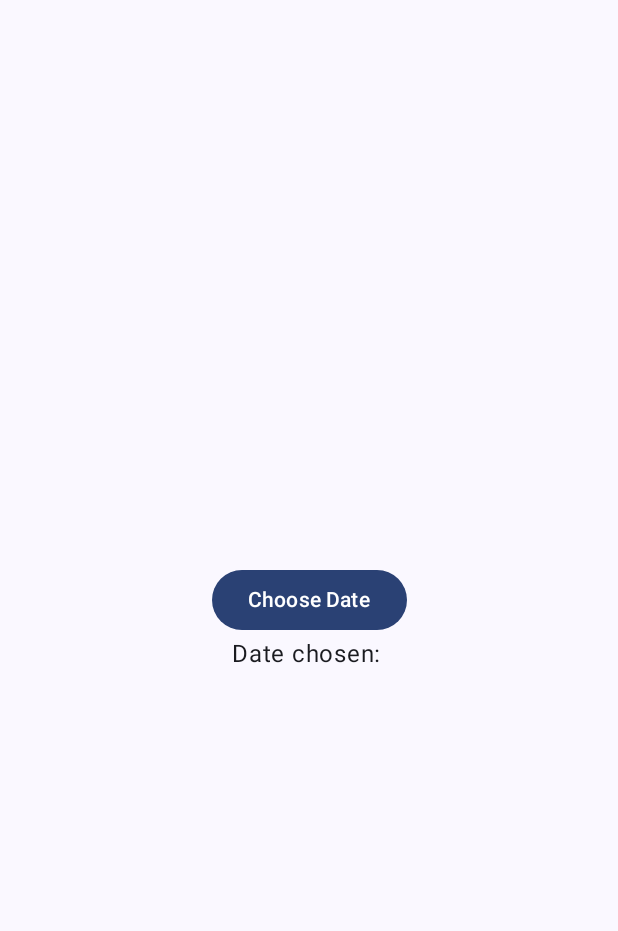
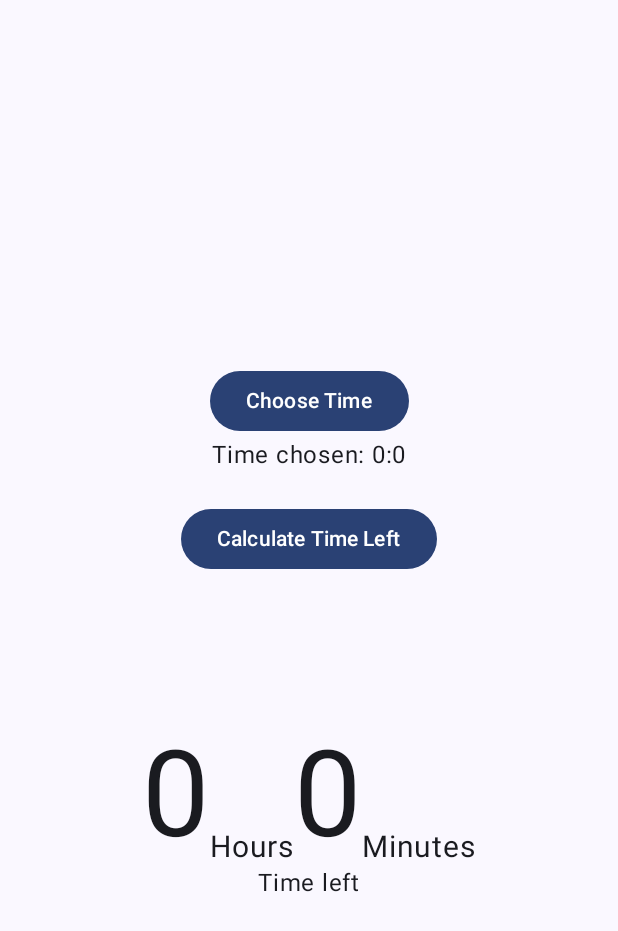
Before and after one commit to KaiDevrim/countdown, an Android app built with Jetpack Compose: the screen it shows after launch (MainActivity), on a phone screen of 412 x 824 dp. Shown: the top 931 px of the screen. Run offline under Robolectric (Android 15) with nearby library versions, the phone set to English and light mode, and no system bars.

Commit message:
Finish time tracking part

```diff
--- a/app/src/main/java/tech/kaidevrim/countdown/MainActivity.kt
+++ b/app/src/main/java/tech/kaidevrim/countdown/MainActivity.kt
@@ -1,8 +1,7 @@
 package tech.kaidevrim.countdown
 
-import android.app.DatePickerDialog
+import android.app.TimePickerDialog
 import android.os.Bundle
-import android.widget.DatePicker
 import androidx.activity.ComponentActivity
 import androidx.activity.compose.setContent
 import androidx.compose.foundation.layout.Arrangement
@@ -28,8 +27,7 @@ import androidx.compose.ui.tooling.preview.Preview
 import androidx.compose.ui.unit.dp
 import androidx.compose.ui.unit.sp
 import tech.kaidevrim.countdown.ui.theme.CountdownTheme
-import java.time.LocalDate
-import java.time.temporal.ChronoUnit
+import java.time.LocalTime
 import java.util.Calendar
 
 
@@ -50,33 +48,32 @@ class MainActivity : ComponentActivity() {
     }
 }
 
-var daysDiff: Int = 0
-
 @Composable
 fun MainMenu() {
-    val formattedDateState = remember { mutableStateOf("") }
-    val daysLeft = remember { mutableStateOf("") }
-    val incorrectDate = remember {mutableStateOf(false)}
-    if (incorrectDate.value) {
-        SimpleAlertDialog(incorrectDate)
+    val timeState = remember { mutableStateOf(IntArray(2)) }
+    val timeDiff = remember { mutableStateOf(IntArray(2)) }
+    val incorrectTime = remember { mutableStateOf(false) }
+    if (incorrectTime.value) {
+        SimpleAlertDialog(incorrectTime)
     }
     Column(
         horizontalAlignment = Alignment.CenterHorizontally,
         verticalArrangement = Arrangement.Center
     ) {
         Row(horizontalArrangement = Arrangement.Center, modifier = Modifier.padding(20.dp)) {
-            ShowDatePicker(formattedDateState)
+            ShowTimePicker(timeState)
         }
-        if (formattedDateState.value != "") {
-            Button(onClick = { calculateDaysLeft(formattedDateState.value, daysLeft, incorrectDate) }) {
-                Text(text = "Calculate Days Left")
-            }
-            Row(verticalAlignment = Alignment.Bottom, modifier = Modifier.padding(top = 100.dp)) {
-                Text(text = daysLeft.value, fontSize = 80.sp)
-            }
-            Row {
-                Text(text = "Days left")
-            }
+        Button(onClick = { calculateTimeDiff(timeState, timeDiff) }) {
+            Text(text = "Calculate Time Left")
+        }
+        Row(verticalAlignment = Alignment.Bottom, modifier = Modifier.padding(top = 100.dp)) {
+            Text(text = timeDiff.value[0].toString(), fontSize = 80.sp)
+            Text(text = "Hours", fontSize = 20.sp)
+            Text(text = timeDiff.value[1].toString(), fontSize = 80.sp)
+            Text(text = "Minutes", fontSize = 20.sp)
+        }
+        Row {
+            Text(text = "Time left")
         }
     }
 }
@@ -89,27 +86,32 @@ fun GreetingPreview() {
     }
 }
 
+fun calculateTimeDiff(
+    timeState: MutableState<IntArray>,
+    timeDiff: MutableState<IntArray>,
+) {
+    val currentHour = LocalTime.now().hour
+    val currentMinute = LocalTime.now().minute
+
+    val hoursLeft = timeState.value[0] - currentHour
+    val minutesLeft = timeState.value[1] - currentMinute
+
+    timeDiff.value[0] = hoursLeft
+    timeDiff.value[1] = minutesLeft
+}
+
 @Composable
-fun ShowDatePicker(formattedDateState: MutableState<String>) {
+fun ShowTimePicker(timeState: MutableState<IntArray>) {
     val mContext = LocalContext.current
+    val mCalendar = Calendar.getInstance()
+    val mHour = mCalendar[Calendar.HOUR_OF_DAY]
+    val mMinute = mCalendar[Calendar.MINUTE]
 
-    val mCalendar = Calendar.getInstance()
-    val mYear: Int = mCalendar.get(Calendar.YEAR)
-    val mMonth: Int = mCalendar.get(Calendar.MONTH)
-    val mDay: Int = mCalendar.get(Calendar.DAY_OF_MONTH)
-
-    val datePickerDialog = DatePickerDialog(
+    val timePickerDialog = TimePickerDialog(
         mContext,
-        { _: DatePicker, fYear: Int, fMonth: Int, fDay: Int ->
-            if (fMonth + 1 <= 10) {
-                formattedDateState.value = "$fYear-0${fMonth + 1}-$fDay"
-            } else {
-                formattedDateState.value = "$fYear-${fMonth + 1}-$fDay"
-            }
-        },
-        mYear,
-        mMonth,
-        mDay
+        { _, fHour: Int, fMinute: Int ->
+            timeState.value = intArrayOf(fHour, fMinute)
+        }, mHour, mMinute, true
     )
 
     Column(
@@ -117,36 +119,24 @@ fun ShowDatePicker(formattedDateState: MutableState<String>) {
         horizontalAlignment = Alignment.CenterHorizontally
     ) {
         Button(onClick = {
-            datePickerDialog.show()
+            timePickerDialog.show()
         }) {
-            Text(text = "Choose Date", color = Color.White)
+            Text(text = "Choose Time", color = Color.White)
         }
 
-        Text(text = "Date chosen: ${formattedDateState.value}")
-    }
-}
-
-fun calculateDaysLeft(futureDate: String, daysInput: MutableState<String>, incorrectDate: MutableState<Boolean>) {
-    val currentDay = LocalDate.now()
-    val parsedFutureDate = LocalDate.parse(futureDate)
-    daysDiff = currentDay.until(parsedFutureDate, ChronoUnit.DAYS).toInt()
-    if (daysDiff <= 0) {
-        incorrectDate.value = true
-    }
-    else {
-        daysInput.value = daysDiff.toString()
+        Text(text = "Time chosen: ${timeState.value[0]}:${timeState.value[1]}")
     }
 }
 
 @Composable
-fun SimpleAlertDialog(incorrectDate: MutableState<Boolean>) {
+fun SimpleAlertDialog(incorrectTime: MutableState<Boolean>) {
     AlertDialog(
-        onDismissRequest = { incorrectDate.value = false},
+        onDismissRequest = { incorrectTime.value = false },
         confirmButton = {
-            TextButton(onClick = {incorrectDate.value = false})
+            TextButton(onClick = { incorrectTime.value = false })
             { Text(text = "OK") }
         },
-        title = { Text(text = "Incorrect Date") },
-        text = { Text(text = "Please select a date in the FUTURE!") }
+        title = { Text(text = "Incorrect Time") },
+        text = { Text(text = "Please select a time in the FUTURE!") }
     )
 }
```
